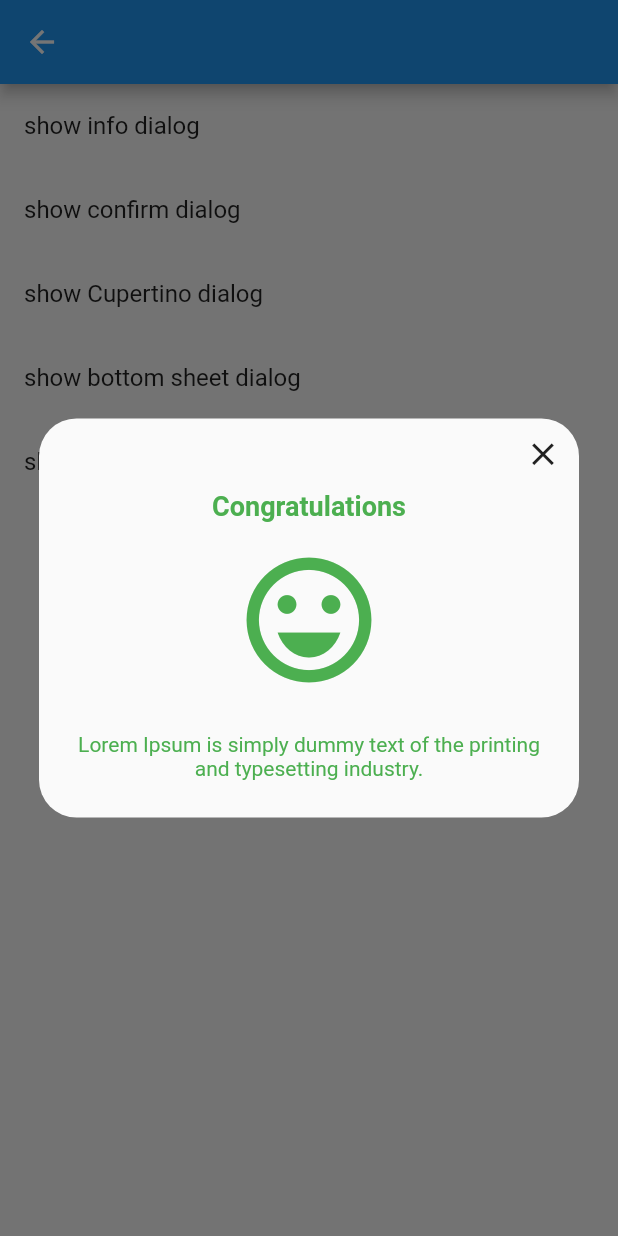
After one commit to ArturoDLG/notas_flutter, a Flutter app: the DialogsPage screen opened by its route, after a tap on "show custom dialog", on a phone screen of 412 x 824 dp. The commit adds this screen. Run offline on Flutter 3.47's test engine with Material 2 defaults, Android fonts, the phone set to English and light mode, and no system bars; our stand-ins replace cached_network_image, device_preview, faker, flutter_svg, timeago.

Commit message:
Seccion 7:     - Agregamos las lecciones restantes de Dialogos y las del widget WillPopScope

```diff
--- a/seccion_7/lib/dialogs/confirm_dialog.dart
+++ b/seccion_7/lib/dialogs/confirm_dialog.dart
@@ -25,7 +25,7 @@ Future<bool> showConfirmDialog(
 class _DialogContent extends StatelessWidget {
   final String title;
   const _DialogContent({
-    super.key,
+    //super.key,
     required this.title,
   });
 
--- /dev/null
+++ b/seccion_7/lib/dialogs/custom_dialog.dart
@@ -0,0 +1,75 @@
+import 'package:flutter/material.dart';
+
+Future<void> showCustomDialog(
+  BuildContext context, {
+  bool dismissible = true,
+}) {
+  return showDialog(
+    context: context,
+    //Tambien podemos usar WillPopScope para evitar que nuestro dialogo sea
+    //minimizado al presionar fuera de el o con el boton de retorceso de Android.
+    builder: (context) => WillPopScope(
+      //Una mejor manera de escribir la funcio que retorna el Future es la siguiente:
+      onWillPop: () async => dismissible,
+      child: const _CustomDialog(),
+    ),
+  );
+}
+
+class _CustomDialog extends StatelessWidget {
+  const _CustomDialog();
+
+  @override
+  Widget build(BuildContext context) {
+    return Center(
+      child: Material(
+        borderRadius: BorderRadius.circular(25),
+        child: SizedBox(
+          width: 360,
+          child: Column(
+            mainAxisSize: MainAxisSize.min,
+            children: [
+              Align(
+                alignment: Alignment.topRight,
+                child: IconButton(
+                  icon: const Icon(
+                    Icons.close,
+                    size: 25,
+                  ),
+                  onPressed: () {
+                    Navigator.pop(context);
+                  },
+                ),
+              ),
+              const Text(
+                'Congratulations',
+                style: TextStyle(
+                  color: Colors.green,
+                  fontWeight: FontWeight.bold,
+                  fontSize: 18,
+                ),
+              ),
+              const SizedBox(height: 15),
+              const Icon(
+                Icons.emoji_emotions_outlined,
+                color: Colors.green,
+                size: 100,
+              ),
+              const Padding(
+                padding: EdgeInsets.all(25),
+                child: Text(
+                  'Lorem Ipsum is simply dummy text of the printing and typesetting industry.',
+                  style: TextStyle(
+                    color: Colors.green,
+                    fontSize: 14,
+                  ),
+                  textAlign: TextAlign.center,
+                ),
+              ),
+            ],
+          ),
+        ),
+      ),
+    );
+  }
+}
--- a/seccion_7/lib/pages/color_picker.dart
+++ b/seccion_7/lib/pages/color_picker.dart
@@ -1,6 +1,4 @@
-//Seccion 7
-//lecciones:
-//152: Retornar datos de una ruta
+//Seccion 7: 152. Retornar datos de una ruta
 //ArturoDLG
 import 'package:flutter/material.dart';
 
--- a/seccion_7/lib/pages/dialogs_page.dart
+++ b/seccion_7/lib/pages/dialogs_page.dart
@@ -3,7 +3,10 @@
 //154 - 160: Dialogos
 //ArturoDLG
 import 'package:flutter/material.dart';
-import 'package:seccion_7/dialogs/confirm_dialog.dart';
+import '../dialogs/bottom_sheet_dialog.dart';
+import '../dialogs/confirm_dialog.dart';
+import '../dialogs/cupertino_dialog.dart';
+import '../dialogs/custom_dialog.dart';
 
 /*
 Los dialogos son un tipo de widget que nos permite mostrar un mensaje encima de
@@ -39,7 +42,33 @@ class DialogsPage extends StatelessWidget {
               );
               print('is Ok $isOK');
             },
-          )
+          ),
+          ListTile(
+            title: const Text('show Cupertino dialog'),
+            onTap: () async {
+              final value = await showDialogWithCupertinoStyle(
+                context,
+                title: 'Hi',
+                content: 'How are you?',
+              );
+              print(value);
+            },
+          ),
+          ListTile(
+            title: const Text('show bottom sheet dialog'),
+            onTap: () {
+              showBottomSheetDialog(context);
+            },
+          ),
+          ListTile(
+            title: const Text('show custom dialog'),
+            onTap: () {
+              showCustomDialog(
+                context,
+                dismissible: false,
+              );
+            },
+          ),
         ],
       ),
     );
--- a/seccion_7/lib/pages/login_page.dart
+++ b/seccion_7/lib/pages/login_page.dart
@@ -1,6 +1,4 @@
-//Seccion 7
-//lecciones:
-//145: pop y maybePop
+//Seccion 7: 145. pop y maybePop
 //ArturoDLG
 import 'package:flutter/material.dart';
 import '/pages/profile_page.dart';
--- a/seccion_7/lib/pages/splash_page.dart
+++ b/seccion_7/lib/pages/splash_page.dart
@@ -1,6 +1,4 @@
-//Seccion 7
-//lecciones:
-//151: pushReplacementNamed
+//Seccion 7: 51. pushReplacementNamed
 //ArturoDLG
 import 'package:flutter/material.dart';
 import '../routes.dart';
```
Also changed, not shown: seccion_7/lib/dialogs/bottom_sheet_dialog.dart (added, +58 -0 lines), seccion_7/lib/dialogs/cupertino_dialog.dart (added, +67 -0 lines), seccion_7/lib/pages/counter_page.dart (+23 -3 lines), seccion_7/lib/pages/menu_page.dart (+27 -9 lines), 1 other file.
